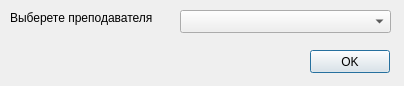
JmpKey/gendop, file dialogchoseteacher.ui: the form before one commit.
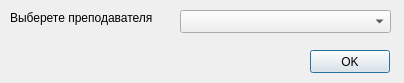
The form after the commit.

Patch:
```diff
--- a/dialogchoseteacher.ui
+++ b/dialogchoseteacher.ui
@@ -7,7 +7,7 @@
     <x>0</x>
     <y>0</y>
     <width>404</width>
-    <height>86</height>
+    <height>83</height>
    </rect>
   </property>
   <property name="windowTitle">
```
